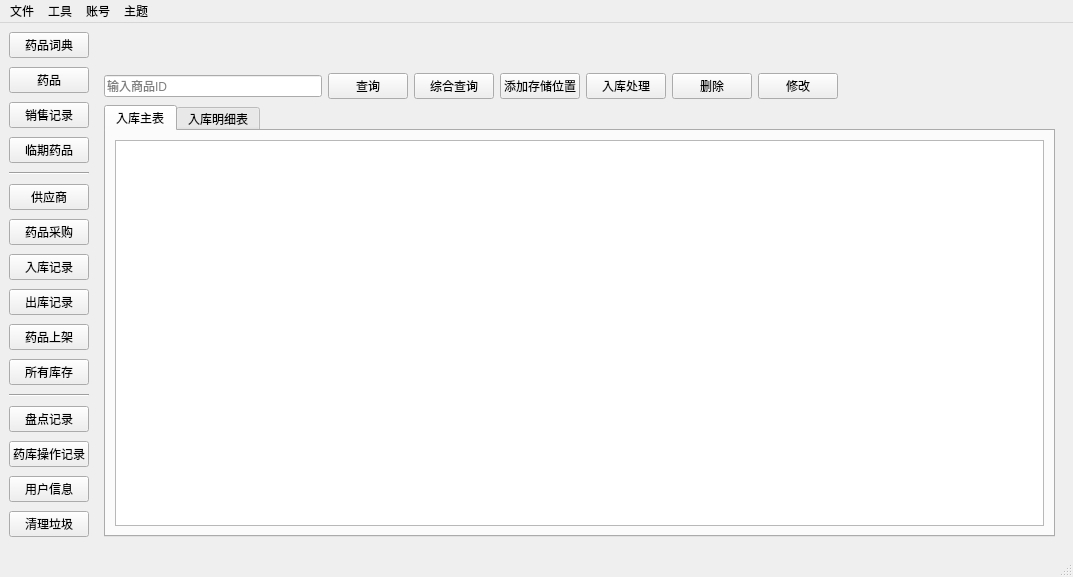
Above: ui_app/mainwondows.ui from live1089/pharmacy_system before the change. Below: the same form after it.
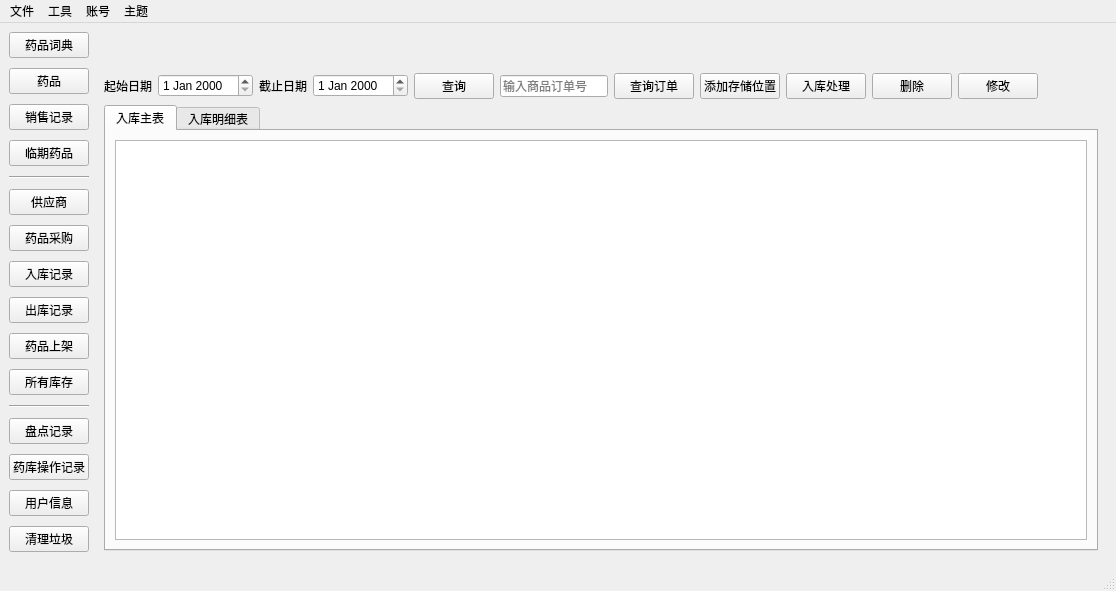
That is the form after the change. The open tabs and pages were chosen to show the change. Icons and pictures are not drawn.

What changed in the file:
```diff
--- a/ui_app/mainwondows.ui
+++ b/ui_app/mainwondows.ui
@@ -6,8 +6,8 @@
    <rect>
     <x>0</x>
     <y>0</y>
-    <width>1073</width>
-    <height>577</height>
+    <width>1116</width>
+    <height>591</height>
    </rect>
   </property>
   <property name="windowTitle">
@@ -271,24 +271,44 @@
          <layout class="QGridLayout" name="gridLayout_12">
           <item row="0" column="0">
            <layout class="QHBoxLayout" name="horizontalLayout_11">
+            <item>
+             <widget class="QLabel" name="label_18">
+              <property name="text">
+               <string>起始日期</string>
+              </property>
+             </widget>
+            </item>
+            <item>
+             <widget class="QDateEdit" name="storage_dateEdit_start"/>
+            </item>
+            <item>
+             <widget class="QLabel" name="label_19">
+              <property name="text">
+               <string>截止日期</string>
+              </property>
+             </widget>
+            </item>
+            <item>
+             <widget class="QDateEdit" name="storage_dateEdit_deadline_end"/>
+            </item>
+            <item>
+             <widget class="QPushButton" name="storage_btn">
+              <property name="text">
+               <string>查询</string>
+              </property>
+             </widget>
+            </item>
             <item>
              <widget class="QLineEdit" name="stock_in_lineEdit">
               <property name="placeholderText">
-               <string>输入商品ID</string>
+               <string>输入商品订单号</string>
               </property>
              </widget>
             </item>
             <item>
              <widget class="QPushButton" name="stock_in_query_btn">
               <property name="text">
-               <string>查询</string>
-              </property>
-             </widget>
-            </item>
-            <item>
-             <widget class="QPushButton" name="stock_in_com_btn">
-              <property name="text">
-               <string>综合查询</string>
+               <string>查询订单</string>
               </property>
              </widget>
             </item>
@@ -1297,7 +1317,7 @@
     <rect>
      <x>0</x>
      <y>0</y>
-     <width>1073</width>
+     <width>1116</width>
      <height>33</height>
     </rect>
    </property>
```
Left out of the diff: 28 changed lines with no effect on the pictures.
